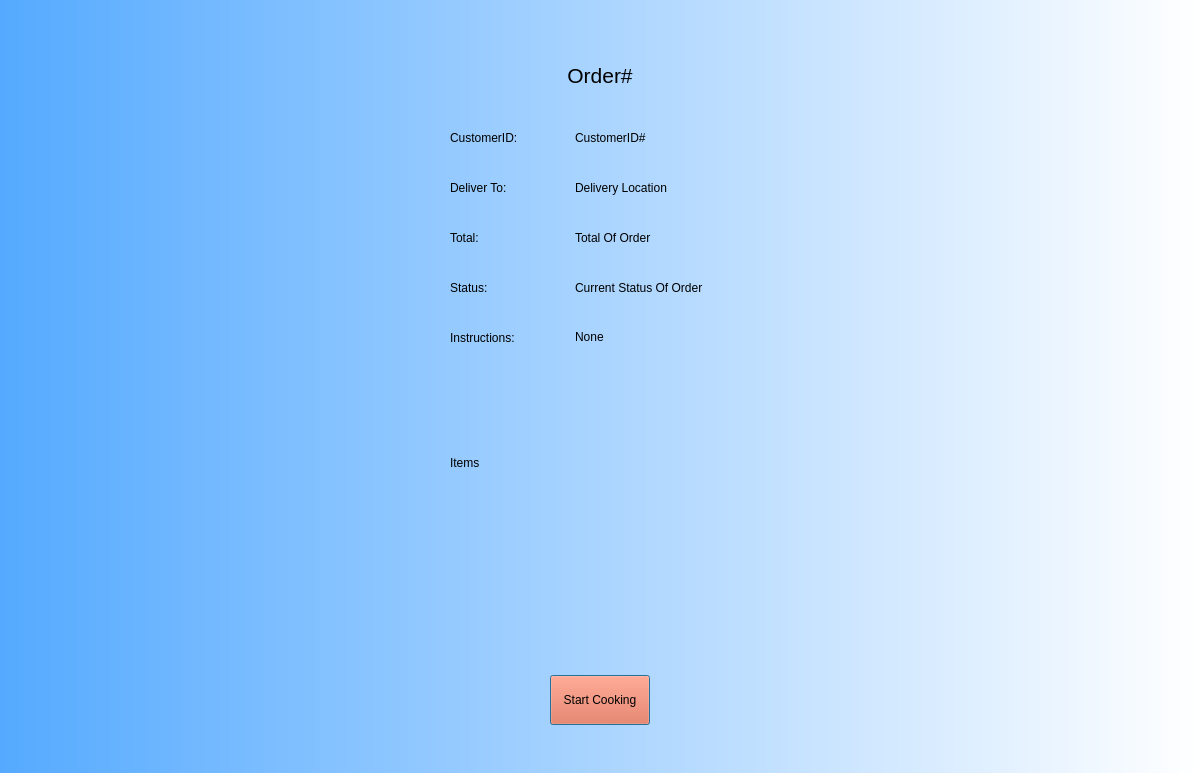
Qt form Frontend/OrderDetail.ui (YY0NII/DeskFood) before a commit.
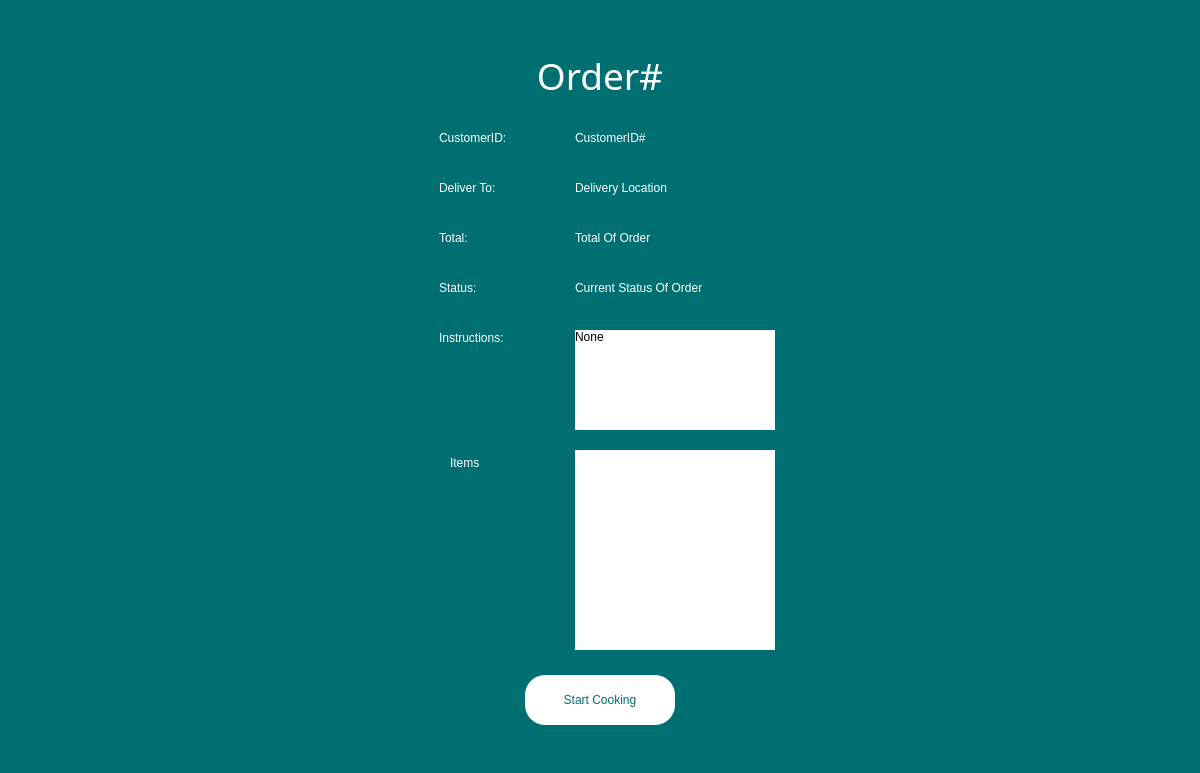
The same form after that commit.

What changed in the file:
```diff
--- a/Frontend/OrderDetail.ui
+++ b/Frontend/OrderDetail.ui
@@ -35,7 +35,9 @@
     </sizepolicy>
    </property>
    <property name="styleSheet">
-    <string notr="true">background-color: qlineargradient(spread:pad, x1:0, y1:0, x2:1, y2:0, stop:0 rgba(85, 170, 255, 255), stop:1 rgba(255, 255, 255, 255));</string>
+    <string notr="true">background-color:rgb(0, 111, 113);
+font: 87 12pt &quot;Arial Black&quot;;
+color: rgb(255, 255, 255);</string>
    </property>
    <widget class="QLabel" name="orderIDLabel">
     <property name="geometry">
@@ -54,7 +56,11 @@
     </property>
     <property name="font">
      <font>
-      <pointsize>16</pointsize>
+      <family>Arial Black</family>
+      <pointsize>28</pointsize>
+      <weight>10</weight>
+      <italic>false</italic>
+      <bold>false</bold>
      </font>
     </property>
     <property name="styleSheet">
@@ -76,9 +82,9 @@
    <widget class="QLabel" name="label">
     <property name="geometry">
      <rect>
-      <x>450</x>
+      <x>439</x>
       <y>125</y>
-      <width>100</width>
+      <width>111</width>
       <height>25</height>
      </rect>
     </property>
@@ -88,6 +94,9 @@
     <property name="text">
      <string>CustomerID:</string>
     </property>
+    <property name="wordWrap">
+     <bool>true</bool>
+    </property>
    </widget>
    <widget class="QLabel" name="customerIDLabel">
     <property name="geometry">
@@ -108,9 +117,9 @@
    <widget class="QLabel" name="label_3">
     <property name="geometry">
      <rect>
-      <x>450</x>
+      <x>439</x>
       <y>175</y>
-      <width>100</width>
+      <width>111</width>
       <height>25</height>
      </rect>
     </property>
@@ -143,9 +152,9 @@
    <widget class="QLabel" name="label_4">
     <property name="geometry">
      <rect>
-      <x>450</x>
+      <x>439</x>
       <y>225</y>
-      <width>100</width>
+      <width>111</width>
       <height>25</height>
      </rect>
     </property>
@@ -159,9 +168,9 @@
    <widget class="QLabel" name="label_6">
     <property name="geometry">
      <rect>
-      <x>450</x>
+      <x>439</x>
       <y>275</y>
-      <width>100</width>
+      <width>111</width>
       <height>25</height>
      </rect>
     </property>
@@ -175,9 +184,9 @@
    <widget class="QLabel" name="label_7">
     <property name="geometry">
      <rect>
-      <x>450</x>
+      <x>439</x>
       <y>325</y>
-      <width>100</width>
+      <width>121</width>
       <height>25</height>
      </rect>
     </property>
@@ -209,7 +218,7 @@
      <rect>
       <x>575</x>
       <y>275</y>
-      <width>200</width>
+      <width>221</width>
       <height>25</height>
      </rect>
     </property>
@@ -233,7 +242,8 @@
      </rect>
     </property>
     <property name="styleSheet">
-     <string notr="true">background-color: rgba(255, 255, 255, 0);</string>
+     <string notr="true">background-color: rgb(255, 255, 255);
+color: rgb(0, 0, 0);</string>
     </property>
     <property name="frameShape">
      <enum>QFrame::NoFrame</enum>
@@ -259,16 +269,16 @@
     </property>
     <property name="font">
      <font>
-      <family>.AppleSystemUIFont</family>
-      <pointsize>16</pointsize>
-      <weight>50</weight>
+      <family>Arial Black</family>
+      <pointsize>12</pointsize>
+      <weight>10</weight>
       <italic>false</italic>
       <bold>false</bold>
      </font>
     </property>
     <property name="styleSheet">
-     <string notr="true">font: 16pt &quot;.AppleSystemUIFont&quot;;
-background-color: rgba(255, 255, 255, 0);</string>
+     <string notr="true">background-color: rgb(255, 255, 255);
+color: rgb(0, 0, 0);</string>
     </property>
     <property name="frameShape">
      <enum>QFrame::NoFrame</enum>
@@ -293,14 +303,15 @@
    <widget class="QPushButton" name="statusButton">
     <property name="geometry">
      <rect>
-      <x>550</x>
+      <x>525</x>
       <y>675</y>
-      <width>100</width>
+      <width>150</width>
       <height>50</height>
      </rect>
     </property>
     <property name="styleSheet">
-     <string notr="true">background-color: rgb(244, 96, 54);</string>
+     <string notr="true">background-color: rgb(255, 255, 255);border-radius:20px;
+color:rgb(0, 111, 113);</string>
     </property>
     <property name="text">
      <string>Start Cooking</string>
```
Left out of the diff: 3 changed lines with no effect on the pictures.
